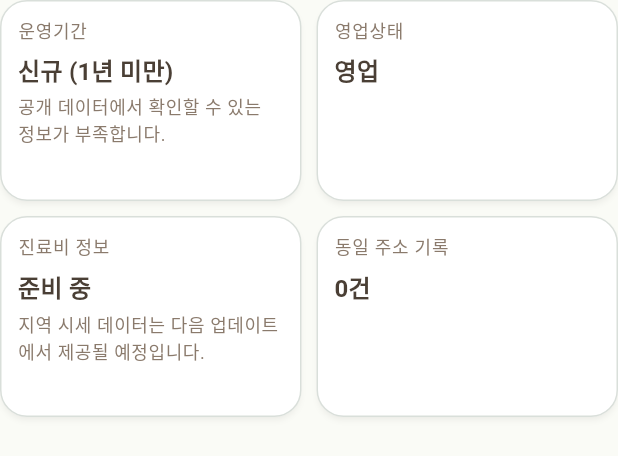
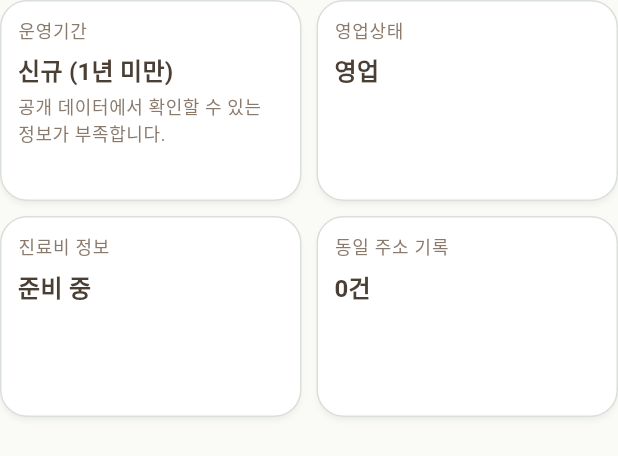
Before and after one commit to feelio1/godho, a Flutter app: the _FactCardGrid widget shown alone on an empty page, opened directly with empty values, on a phone screen of 412 x 824 dp. Shown: the top 456 px of the screen. Run offline on Flutter 3.47's test engine with Material 3 defaults, Android fonts, the phone set to English and light mode, and no system bars; our stand-ins replace flutter_local_notifications, flutter_riverpod, geolocator, google_mobile_ads, image_picker, share_plus and 2 more; missing offline and left inert: kakao_map_sdk; accounts and stored records are empty.

Commit message:
Sprint 11: fix duplicate fee notice and marker/label overlap
- detail_screen.dart: the top fact-card grid's 진료비 정보 tile repeated
  the same "지역 시세 데이터는 다음 업데이트에서 제공될 예정입니다." text
  already shown in the FeeSection below it. Dropped the note from the
  summary tile so the detailed explanation only appears once, in
  FeeSection.
- nearby_map_screen.dart: hospital name labels were rendering with zero
  padding and no explicit textGravity, so at label-visible zoom levels the
  name sat flush against — and visually on top of — the marker artwork.
  Set textGravity to bottom-center and added padding proportional to the
  marker size in the label PoiStyle, plus a slightly larger text stroke
  for legibility. Only style parameters changed; clustering, marker
  rendering flow, and all data/filter logic are untouched.

Co-Authored-By: Claude Sonnet 5 <noreply@anthropic.com>
Claude-Session: https://claude.ai/code/session_017CJKa53pizpM2BPi36Jf6i

```diff
--- a/lib/screens/detail_screen.dart
+++ b/lib/screens/detail_screen.dart
@@ -388,10 +388,12 @@ class _FactCardGrid extends StatelessWidget {
         note: hospital.operatingPeriodCategory.neutralNote,
       ),
       FactCard(label: '영업상태', value: hospital.status.label),
+      // 상세 안내(지역 시세 준비 중 문구)는 하단 FeeSection 한 곳에서만
+      // 보여준다 — 여기서는 "준비 중" 한 줄 요약만(스프린트 11 지시서 1:
+      // 같은 "준비 중" 안내가 화면에 두 번 나오지 않게).
       const FactCard(
         label: '진료비 정보',
         value: '준비 중',
-        note: '지역 시세 데이터는 다음 업데이트에서 제공될 예정입니다.',
       ),
       FactCard(label: '동일 주소 기록', value: '$recordCount건'),
     ];
```
Also changed, not shown: lib/screens/nearby_map_screen.dart (+6 -2 lines), 1 other file.
